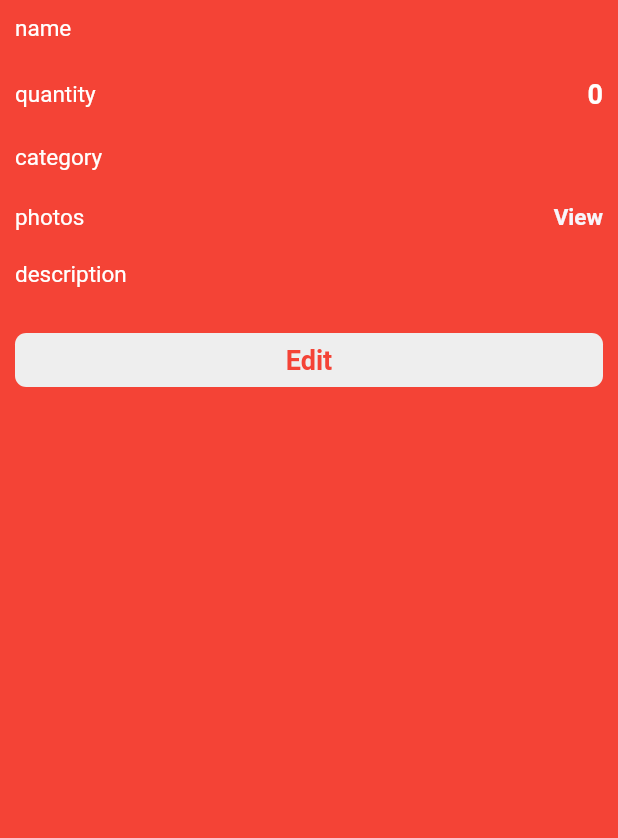
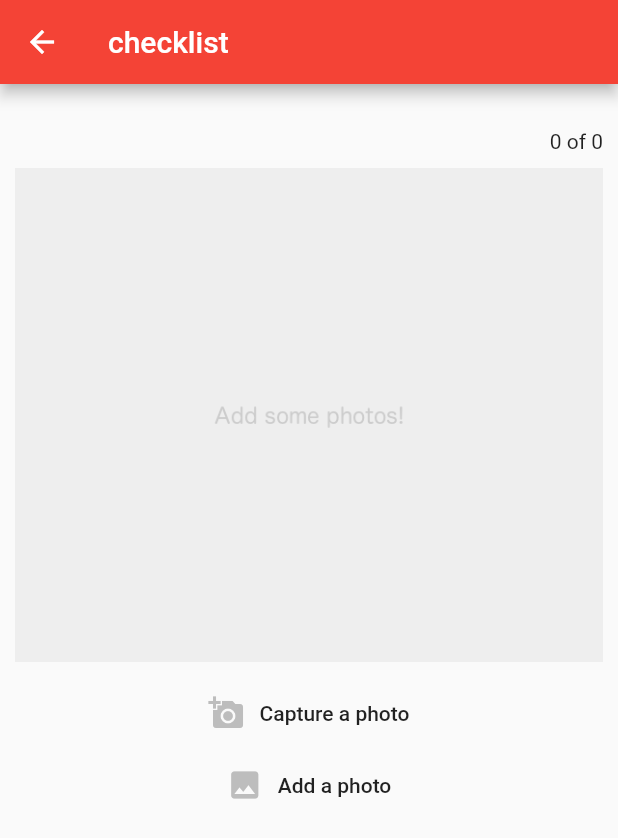
Before and after one commit to eimlav/nomadic, a Flutter app: the ChecklistViewBottomSheet widget shown alone on an empty page, opened directly with empty values, after a tap on "View", on a phone screen of 412 x 824 dp. Shown: the top 838 px of the screen. Run offline on Flutter 3.47's test engine with Material 2 defaults, Android fonts, the phone set to English and light mode, and no system bars; drawn by our look-alikes of photo_view; our stand-ins replace connectivity, csv, flutter_spinkit, image_picker, sqflite; accounts and stored records are empty; network calls fail; Roboto replaces fonts that are missing (Montserrat).

Commit message:
Add photo picker for ChecklistItems

```diff
--- a/lib/core/constants/app_constants.dart
+++ b/lib/core/constants/app_constants.dart
@@ -3,4 +3,5 @@ class RoutePaths {
   static const String Checklist = '/checklist';
   static const String ChecklistEdit = '/checklist/edit';
   static const String ChecklistDelete = '/checklist/delete';
+  static const String ChecklistPhoto = '/checklist/photo';
 }
--- /dev/null
+++ b/lib/core/viewmodels/views/checklist_photo_view_model.dart
@@ -0,0 +1,54 @@
+import 'dart:io';
+
+import 'package:flutter/widgets.dart';
+import 'package:nomadic/core/models/checklist_item.dart';
+import 'package:nomadic/core/services/db_service.dart';
+import 'package:nomadic/core/viewmodels/base_model.dart';
+import 'package:path/path.dart';
+import 'package:path_provider/path_provider.dart';
+
+class ChecklistPhotoViewModel extends BaseModel {
+  DBService _dbService;
+
+  ChecklistPhotoViewModel({
+    @required DBService dbService,
+  }) : _dbService = dbService;
+
+  Future<void> savePhoto(File photo, ChecklistItem checklistItem) async {
+    // Save photo to device
+    String path;
+    await getApplicationDocumentsDirectory().then((value) {
+      path = value.path;
+    });
+    String photoName = basename(photo.path);
+    await photo.copy('$path/$photoName');
+
+    // Save photo path to db
+    List<String> updatedPhotos =
+        checklistItem.photos.isEmpty ? [] : checklistItem.photos.split(',');
+    updatedPhotos.add('$path/$photoName');
+    checklistItem.photos = updatedPhotos.join(',');
+
+    await _dbService.updateChecklistItem(checklistItem);
+    notifyListeners();
+  }
+
+  Future<void> deletePhoto(int photoIndex, ChecklistItem checklistItem) async {
+    setBusy(true);
+
+    // Remove photo from device
+    List<String> updatedPhotos =
+        checklistItem.photos.isEmpty ? [] : checklistItem.photos.split(',');
+    String path = updatedPhotos[photoIndex];
+    File photo = File(path);
+    await photo.delete();
+
+    // Remove photo path from db
+    updatedPhotos.removeAt(photoIndex);
+    checklistItem.photos = updatedPhotos.join(',');
+    await _dbService.updateChecklistItem(checklistItem);
+
+    setBusy(false);
+    notifyListeners();
+  }
+}
--- a/lib/ui/router.dart
+++ b/lib/ui/router.dart
@@ -4,6 +4,7 @@ import 'package:nomadic/core/constants/app_constants.dart';
 import 'package:nomadic/core/models/checklist_item.dart';
 import 'package:nomadic/ui/views/checklist_delete_view.dart';
 import 'package:nomadic/ui/views/checklist_edit_view.dart';
+import 'package:nomadic/ui/views/checklist_photo_view.dart';
 import 'package:nomadic/ui/views/checklist_view.dart';
 import 'package:nomadic/ui/views/home_view.dart';
 
@@ -22,6 +23,10 @@ class Router {
         var checklistItem = settings.arguments as ChecklistItem;
         return MaterialPageRoute(
             builder: (_) => ChecklistDeleteView(checklistItem));
+      case RoutePaths.ChecklistPhoto:
+        var checklistItem = settings.arguments as ChecklistItem;
+        return MaterialPageRoute(
+            builder: (_) => ChecklistPhotoView(checklistItem));
       default:
         return MaterialPageRoute(
             builder: (_) => Scaffold(
--- /dev/null
+++ b/lib/ui/views/checklist_photo_view.dart
@@ -0,0 +1,201 @@
+import 'dart:io';
+
+import 'package:flutter/material.dart';
+import 'package:image_picker/image_picker.dart';
+import 'package:nomadic/core/models/checklist_item.dart';
+import 'package:nomadic/core/viewmodels/views/checklist_photo_view_model.dart';
+import 'package:nomadic/ui/shared/styles.dart';
+import 'package:nomadic/ui/shared/ui_helper.dart';
+import 'package:nomadic/ui/views/base_widget.dart';
+import 'package:photo_view/photo_view_gallery.dart';
+import 'package:provider/provider.dart';
+
+class ChecklistPhotoView extends StatefulWidget {
+  final ChecklistItem checklistItem;
+
+  ChecklistPhotoView(this.checklistItem);
+
+  @override
+  _ChecklistPhotoViewState createState() => _ChecklistPhotoViewState();
+}
+
+class _ChecklistPhotoViewState extends State<ChecklistPhotoView> {
+  int _currentPhotoIndex = 0;
+  File _imageFile;
+
+  @override
+  Widget build(BuildContext context) {
+    return BaseWidget<ChecklistPhotoViewModel>(
+        model: ChecklistPhotoViewModel(dbService: Provider.of(context)),
+        builder: (context, model, child) => Scaffold(
+              appBar: AppBar(
+                title: Text('checklist'),
+              ),
+              body: SafeArea(
+                child: _buildContent(context, model, child),
+              ),
+            ));
+  }
+
+  Widget _buildContent(
+      BuildContext context, ChecklistPhotoViewModel model, Widget child) {
+    return Container(
+        padding: Styles.screenContentPadding,
+        child: Column(
+          mainAxisAlignment: MainAxisAlignment.start,
+          crossAxisAlignment: CrossAxisAlignment.stretch,
+          children: <Widget>[
+            UIHelper.verticalSpaceMedium,
+            _buildPageNumber(),
+            UIHelper.verticalSpaceSmall,
+            _buildGallery(),
+            UIHelper.verticalSpaceSmall,
+            _buildActionButtons(model),
+          ],
+        ));
+  }
+
+  Widget _buildPageNumber() {
+    int currentIndex = 0, gallerySize = 0;
+    if (widget.checklistItem.photos != null &&
+        widget.checklistItem.photos.isNotEmpty) {
+      currentIndex = _currentPhotoIndex + 1;
+      gallerySize = widget.checklistItem.photos.split(',').length;
+    }
+
+    return Container(
+      child: Text(
+        "$currentIndex of $gallerySize",
+        textAlign: TextAlign.end,
+      ),
+    );
+  }
+
+  Widget _buildGallery() {
+    List<PhotoViewGalleryPageOptions> pageOptions =
+        List<PhotoViewGalleryPageOptions>();
+    if (widget.checklistItem.photos != null &&
+        widget.checklistItem.photos.isNotEmpty) {
+      widget.checklistItem.photos.split(',').forEach((photo) {
+        pageOptions.add(getPhotoViewGalleryPageOptions(photo));
+      });
+    }
+
+    if (widget.checklistItem.photos == null ||
+        widget.checklistItem.photos.isEmpty)
+      pageOptions.add(getPhotoViewGalleryPageOptionsEmpty());
+
+    return Container(
+        height: MediaQuery.of(context).size.height * 0.4,
+        child: PhotoViewGallery(
+          onPageChanged: (index) {
+            setState(() => _currentPhotoIndex = index);
+          },
+          pageOptions: pageOptions,
+          backgroundDecoration: BoxDecoration(color: Colors.grey[200]),
+        ));
+  }
+
+  PhotoViewGalleryPageOptions getPhotoViewGalleryPageOptions(String imageURL) {
+    return PhotoViewGalleryPageOptions(
+      imageProvider: AssetImage(imageURL),
+    );
+  }
+
+  PhotoViewGalleryPageOptions getPhotoViewGalleryPageOptionsEmpty() {
+    return PhotoViewGalleryPageOptions(
+      imageProvider: AssetImage('assets/images/no_photos.png'),
+    );
+  }
+
+  Widget _buildActionButtons(ChecklistPhotoViewModel model) {
+    return Column(
+      crossAxisAlignment: CrossAxisAlignment.stretch,
+      children: <Widget>[
+        _buildActionButtonCapture(model),
+        _buildActionButtonAdd(model),
+        _buildActionButtonDelete(model),
+      ],
+    );
+  }
+
+  Widget _buildActionButtonCapture(ChecklistPhotoViewModel model) {
+    return FlatButton(
+      onPressed: () => _displayImagePicker(model, ImageSource.camera),
+      child: Row(
+        mainAxisAlignment: MainAxisAlignment.center,
+        children: <Widget>[
+          Icon(Icons.add_a_photo, color: Colors.grey[400]),
+          Container(width: 10.0),
+          Text('Capture a photo'),
+        ],
+      ),
+    );
+  }
+
+  Widget _buildActionButtonAdd(ChecklistPhotoViewModel model) {
+    return FlatButton(
+      onPressed: () => _displayImagePicker(model, ImageSource.gallery),
+      child: Row(
+        mainAxisAlignment: MainAxisAlignment.center,
+        children: <Widget>[
+          Icon(Icons.photo, color: Colors.grey[400]),
+          Container(width: 10.0),
+          Text('Add a photo'),
+        ],
+      ),
+    );
+  }
+
+  Widget _buildActionButtonDelete(ChecklistPhotoViewModel model) {
+    return widget.checklistItem.photos != null &&
+            widget.checklistItem.photos.isNotEmpty
+        ? FlatButton(
+            onPressed: () => _displayDeleteDialog(model),
+            child: Row(
+              mainAxisAlignment: MainAxisAlignment.center,
+              children: <Widget>[
+                Icon(Icons.delete, color: Colors.grey[400]),
+                Container(width: 10.0),
+                Text('Delete photo'),
+              ],
+            ),
+          )
+        : Container();
+  }
+
+  void _displayImagePicker(
+      ChecklistPhotoViewModel model, ImageSource imageSource) async {
+    _imageFile = await ImagePicker.pickImage(source: imageSource);
+    if (_imageFile != null) {
+      model.savePhoto(_imageFile, widget.checklistItem);
+    }
+  }
+
+  void _displayDeleteDialog(ChecklistPhotoViewModel model) {
+    showDialog(
+      context: context,
+      builder: (BuildContext context) {
+        return AlertDialog(
+          title: Text("Delete Photo"),
+          content: Text(
+              "Are you sure you want to delete this photo? Once done it cannot be reverted."),
+          actions: <Widget>[
+            FlatButton(
+              child: Text("Cancel", style: Styles.textButtonContrast),
+              onPressed: () => Navigator.of(context).pop(),
+            ),
+            FlatButton(
+              child: Text("Delete", style: Styles.textButtonContrast),
+              onPressed: () async {
+                await model.deletePhoto(
+                    _currentPhotoIndex, widget.checklistItem);
+                Navigator.of(context).pop();
+              },
+            ),
+          ],
+        );
+      },
+    );
+  }
+}
--- a/lib/ui/widgets/checklist_view_bottomsheet.dart
+++ b/lib/ui/widgets/checklist_view_bottomsheet.dart
@@ -83,7 +83,11 @@ class _ChecklistViewBottomSheetState extends State<ChecklistViewBottomSheet> {
                     child: Text('photos', style: Styles.textSmallContrast)),
                 Expanded(
                     child: InkWell(
-                        onTap: () => {},
+                        onTap: () => {
+                              Navigator.pushNamed(
+                                  context, RoutePaths.ChecklistPhoto,
+                                  arguments: widget.checklistItem)
+                            },
                         child: Text("View",
                             style: Styles.textLink,
                             overflow: TextOverflow.ellipsis,
--- a/pubspec.yaml
+++ b/pubspec.yaml
@@ -26,6 +26,9 @@ dependencies:
   csv: ^4.0.3
   intl: ^0.15.8
   connectivity: ^0.4.3+6
+  image_picker: ^0.4.10
+  photo_view: ^0.4.2
+  path_provider: ^1.1.2
 
   # The following adds the Cupertino Icons font to your application.
   # Use with the CupertinoIcons class for iOS style icons.
```
Also changed, not shown: assets/images/no_photos.png (added), pubspec.lock, 2 other files.
